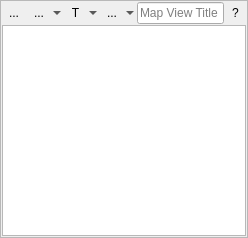
Qt form eotimeseriesviewer/ui/mapview.ui (jakimowb/eo-time-series-viewer) before a commit.
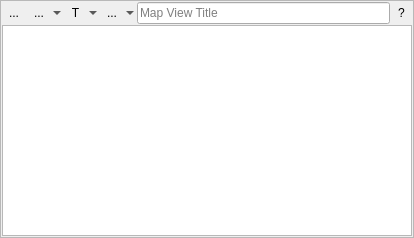
The same form after that commit. Icons and pictures are not drawn. Custom widgets are drawn as their Qt base class.

```diff
--- a/eotimeseriesviewer/ui/mapview.ui
+++ b/eotimeseriesviewer/ui/mapview.ui
@@ -6,7 +6,7 @@
    <rect>
     <x>0</x>
     <y>0</y>
-    <width>248</width>
+    <width>414</width>
     <height>238</height>
    </rect>
   </property>
```
